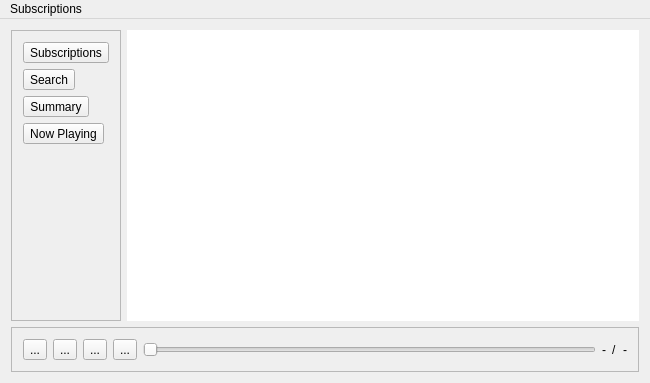
Above: player/OboeWindow.ui from peternogg/OboePodcastPlayer before the change. Below: the same form after it.
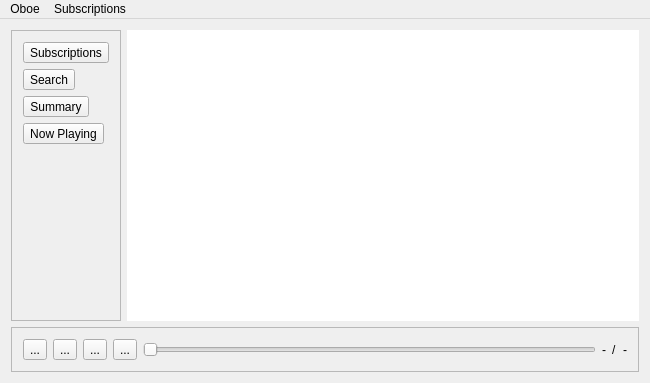
That is the form after the change. Icons and pictures are not drawn.

Commit message:
Added a settings changing user interface
* Added a SettingsWindow object to let users change oboe's settings. The
  window loads from and persists to a SettingsManager. It currently does
  stores immediately, which is a little slow. They could be pushed off
  til the OK button is pressed.
* Added a new "Oboe" section to the menu w/ the settings link there. It
  also includes an exit button because that's important.

What changed in the file:
```diff
--- a/player/OboeWindow.ui
+++ b/player/OboeWindow.ui
@@ -361,6 +361,14 @@
     <addaction name="actionAdd_URL"/>
     <addaction name="actionUpdate_subscriptions"/>
    </widget>
+   <widget class="QMenu" name="menuOboe">
+    <property name="title">
+     <string>Oboe</string>
+    </property>
+    <addaction name="showSettings"/>
+    <addaction name="exitProgram"/>
+   </widget>
+   <addaction name="menuOboe"/>
    <addaction name="menuSubscriptions"/>
   </widget>
   <action name="goToSubscriptions">
```
Left out of the diff: 10 changed lines with no effect on the pictures. The commit also changes 6 other files.
